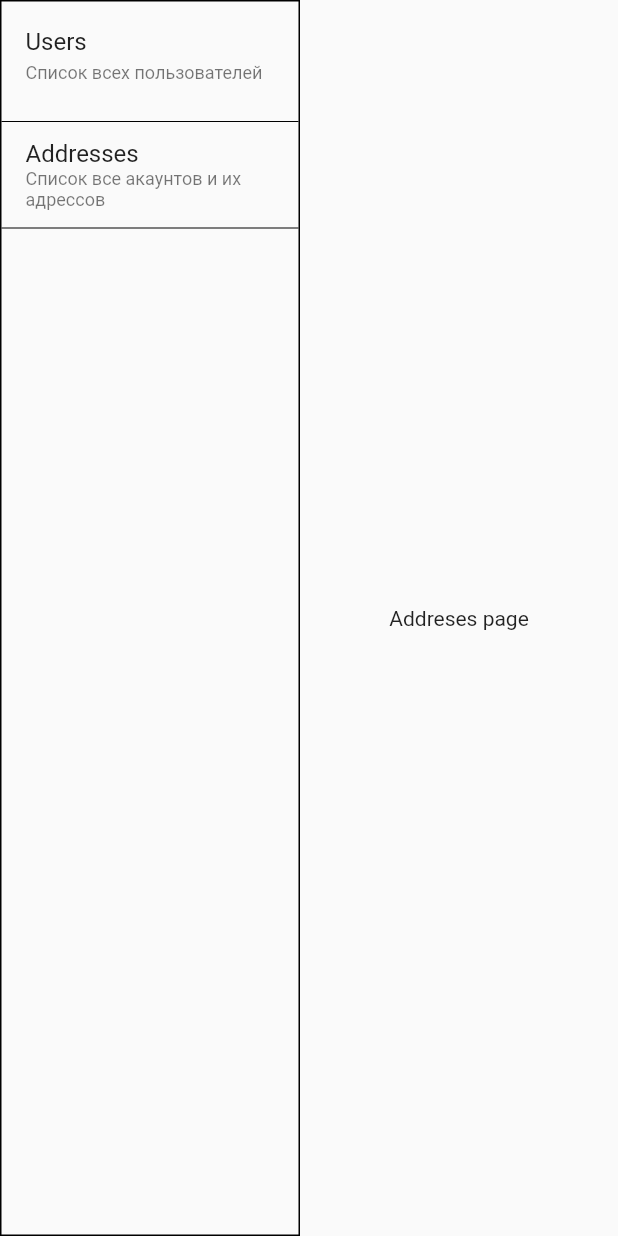
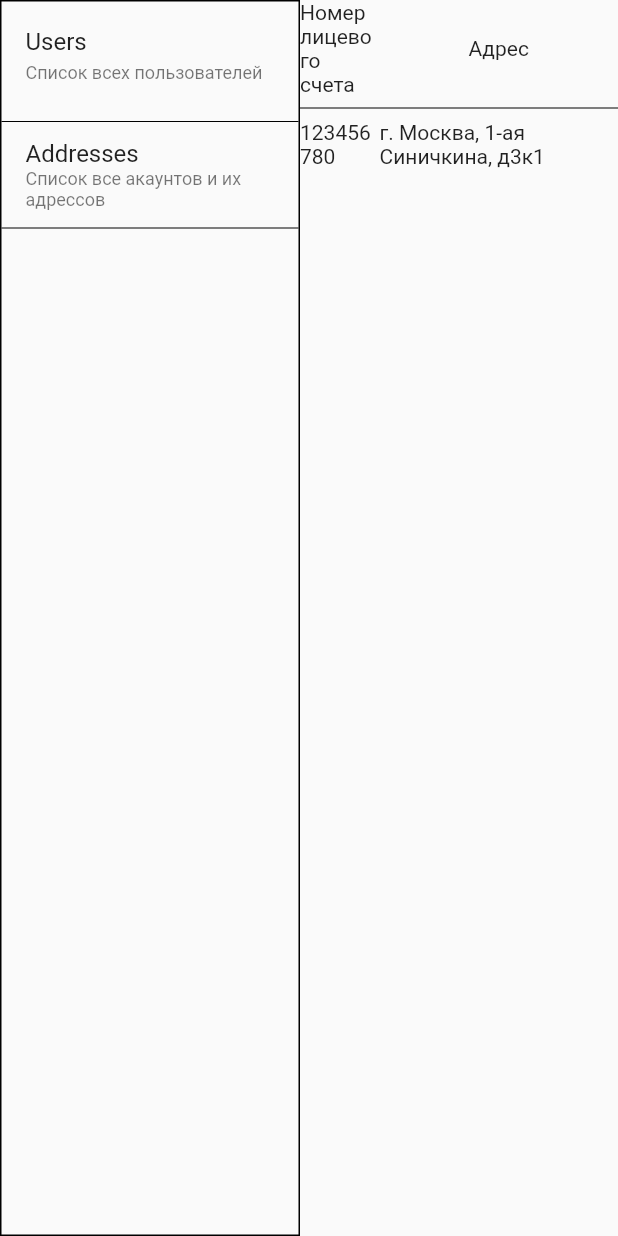
Before and after one commit to nvsces/ksk_admin, a Flutter app: the AddressesPage screen opened by its route, on a phone screen of 412 x 824 dp. Run offline on Flutter 3.47's test engine with Material 2 defaults, Android fonts, the phone set to English and light mode, and no system bars; our stand-ins replace auto_route.

Commit message:
шаблон страницы адресов

```diff
--- /dev/null
+++ b/lib/address/data/models/address.dart
@@ -0,0 +1,54 @@
+import 'dart:convert';
+
+class Address {
+  final String account;
+  final String addressName;
+  Address({
+    required this.account,
+    required this.addressName,
+  });
+
+  Address copyWith({
+    String? account,
+    String? addressName,
+  }) {
+    return Address(
+      account: account ?? this.account,
+      addressName: addressName ?? this.addressName,
+    );
+  }
+
+  Map<String, dynamic> toMap() {
+    return {
+      'account': account,
+      'addressName': addressName,
+    };
+  }
+
+  factory Address.fromMap(Map<String, dynamic> map) {
+    return Address(
+      account: map['account'] ?? '',
+      addressName: map['addressName'] ?? '',
+    );
+  }
+
+  String toJson() => json.encode(toMap());
+
+  factory Address.fromJson(String source) =>
+      Address.fromMap(json.decode(source));
+
+  @override
+  String toString() => 'Address(account: $account, addressName: $addressName)';
+
+  @override
+  bool operator ==(Object other) {
+    if (identical(this, other)) return true;
+
+    return other is Address &&
+        other.account == account &&
+        other.addressName == addressName;
+  }
+
+  @override
+  int get hashCode => account.hashCode ^ addressName.hashCode;
+}
--- a/lib/pages/addresses_page.dart
+++ b/lib/pages/addresses_page.dart
@@ -1,14 +1,62 @@
 import 'package:flutter/material.dart';
+import 'package:ksk_admin/address/data/models/address.dart';
 
 class AddressesPage extends StatelessWidget {
-  const AddressesPage({Key? key}) : super(key: key);
+  AddressesPage({Key? key}) : super(key: key);
+  Widget _buildHeader() {
+    return Row(
+      children: const [
+        Expanded(
+          flex: 1,
+          child: Center(child: Text('Номер лицевого счета')),
+        ),
+        Expanded(
+          flex: 3,
+          child: Center(child: Text('Адрес')),
+        ),
+      ],
+    );
+  }
+
+  Widget _buildItem(Address address) {
+    return Row(
+      children: [
+        Expanded(
+          flex: 1,
+          child: Center(child: Text(address.account)),
+        ),
+        Expanded(
+          flex: 3,
+          child: Center(child: Text(address.addressName)),
+        ),
+      ],
+    );
+  }
+
+  final addresses = <Address>[
+    Address(
+      account: '123456780',
+      addressName: 'г. Москва, 1-ая Синичкина, д3к1',
+    ),
+  ];
 
   @override
   Widget build(BuildContext context) {
     return Scaffold(
-      body: Center(
-        child: Text('Addreses page'),
-      ),
-    );
+        body: Column(
+      children: [
+        _buildHeader(),
+        const Divider(
+          color: Colors.black,
+        ),
+        Expanded(
+          child: ListView.builder(
+              itemCount: addresses.length,
+              itemBuilder: (context, index) {
+                return _buildItem(addresses[index]);
+              }),
+        )
+      ],
+    ));
   }
 }
--- a/lib/root_page.dart
+++ b/lib/root_page.dart
@@ -10,7 +10,7 @@ class RootPage extends StatelessWidget {
     return AutoTabsRouter(
       routes: [
         UsersRoute(),
-        const AddressesRoute(),
+        AddressesRoute(),
       ],
       builder: (context, child, animation) {
         final tabsRouter = AutoTabsRouter.of(context);
```
Also changed, not shown: lib/app/router/app_router.gr.dart.
